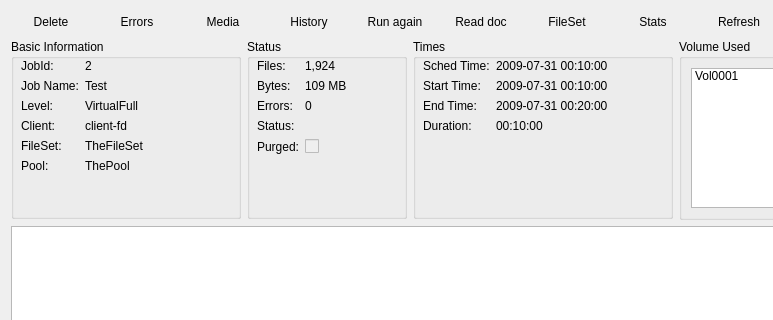
Above: bacula/src/qt-console/job/job.ui from rkorzeniewski/bacula before the change; both pictures show x 0 to 773 and y 0 to 320 of the 1064 by 629 pixel window. Below: the same form after it.
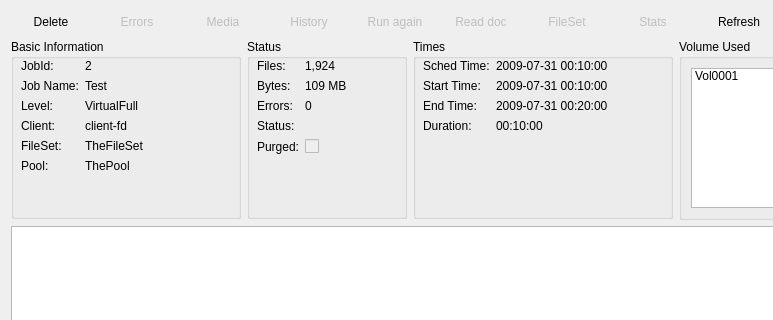
That is the form after the change. Icons and pictures are not drawn.

Commit message: connect button from mediainfo to real actions

```diff
--- a/bacula/src/qt-console/job/job.ui
+++ b/bacula/src/qt-console/job/job.ui
@@ -33,6 +33,9 @@
        </item>
        <item>
         <widget class="QPushButton" name="pbErrors" >
+         <property name="enabled" >
+          <bool>false</bool>
+         </property>
          <property name="toolTip" >
           <string>View errors for this Job</string>
          </property>
@@ -50,6 +53,9 @@
        </item>
        <item>
         <widget class="QPushButton" name="pbMedia" >
+         <property name="enabled" >
+          <bool>false</bool>
+         </property>
          <property name="text" >
           <string>Media</string>
          </property>
@@ -64,6 +70,9 @@
        </item>
        <item>
         <widget class="QPushButton" name="pbHistory" >
+         <property name="enabled" >
+          <bool>false</bool>
+         </property>
          <property name="text" >
           <string>History</string>
          </property>
@@ -78,6 +87,9 @@
        </item>
        <item>
         <widget class="QPushButton" name="pbRun" >
+         <property name="enabled" >
+          <bool>false</bool>
+         </property>
          <property name="sizePolicy" >
           <sizepolicy vsizetype="Fixed" hsizetype="Fixed" >
            <horstretch>0</horstretch>
@@ -98,6 +110,9 @@
        </item>
        <item>
         <widget class="QPushButton" name="pbDoc" >
+         <property name="enabled" >
+          <bool>false</bool>
+         </property>
          <property name="text" >
           <string>Read doc</string>
          </property>
@@ -108,6 +123,9 @@
        </item>
        <item>
         <widget class="QPushButton" name="pbFileSet" >
+         <property name="enabled" >
+          <bool>false</bool>
+         </property>
          <property name="text" >
           <string>FileSet</string>
          </property>
@@ -122,6 +140,9 @@
        </item>
        <item>
         <widget class="QPushButton" name="pbStats" >
+         <property name="enabled" >
+          <bool>false</bool>
+         </property>
          <property name="text" >
           <string>Stats</string>
          </property>
```
Left out of the diff: 4 changed lines with no effect on the pictures. The commit also changes 3 other files.
